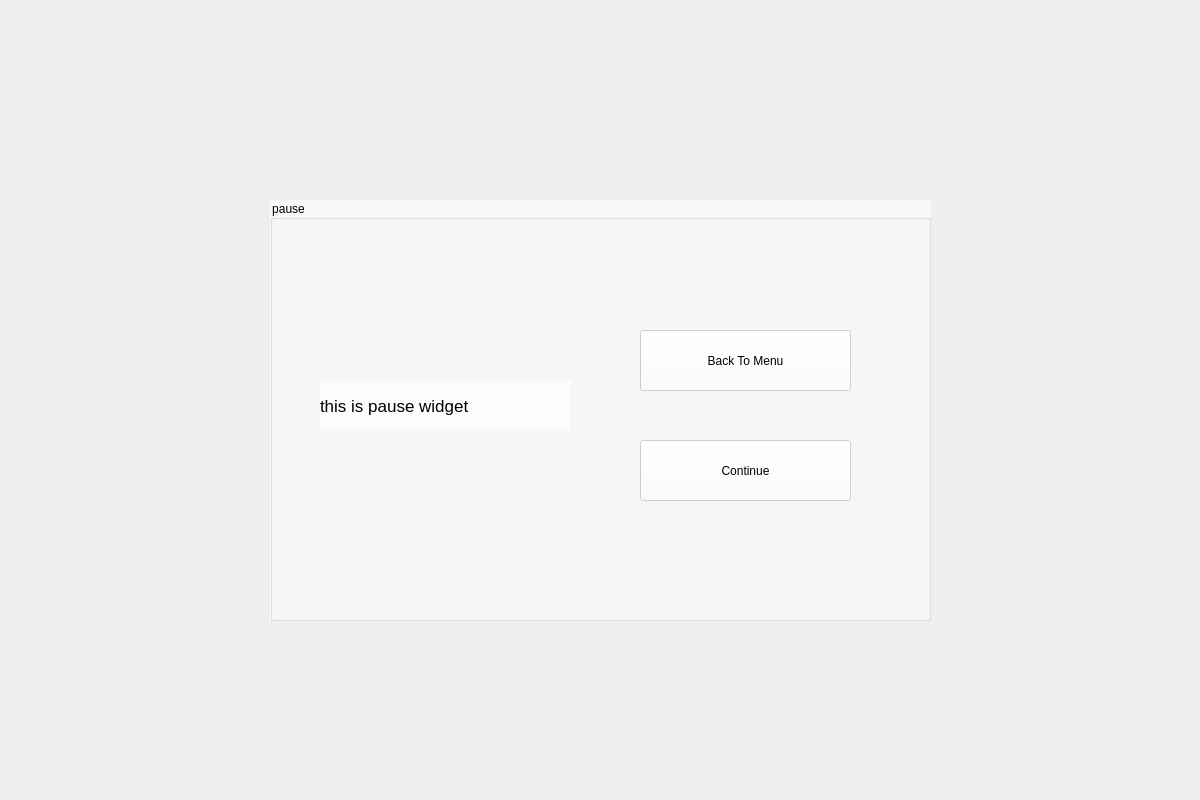
Qt form Tank_Trouble_IV/pausewidget.ui (raitocc/run) before a commit.
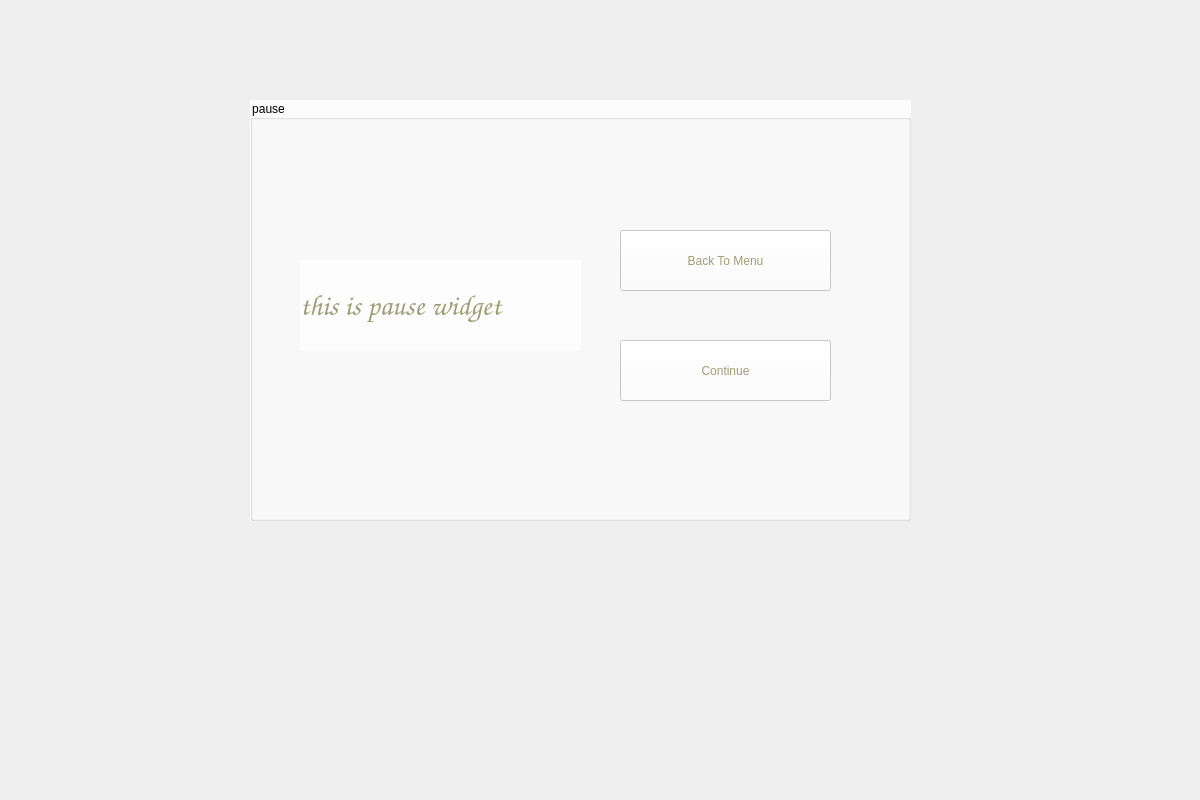
The same form after that commit.

```diff
--- a/Tank_Trouble_IV/pausewidget.ui
+++ b/Tank_Trouble_IV/pausewidget.ui
@@ -19,14 +19,14 @@
   <widget class="QGroupBox" name="groupBox">
    <property name="geometry">
     <rect>
-     <x>270</x>
-     <y>200</y>
+     <x>250</x>
+     <y>100</y>
      <width>661</width>
      <height>421</height>
     </rect>
    </property>
    <property name="styleSheet">
-    <string notr="true">background-color: rgba(255, 255, 255, 160);</string>
+    <string notr="true">background-color: rgba(255, 255, 255, 190);</string>
    </property>
    <property name="title">
     <string>pause</string>
@@ -35,16 +35,23 @@
     <property name="geometry">
      <rect>
       <x>50</x>
-      <y>180</y>
-      <width>251</width>
-      <height>51</height>
+      <y>160</y>
+      <width>281</width>
+      <height>91</height>
      </rect>
     </property>
     <property name="font">
      <font>
-      <pointsize>13</pointsize>
+      <family>Comic Sans MS</family>
+      <pointsize>22</pointsize>
+      <italic>false</italic>
+      <bold>false</bold>
      </font>
     </property>
+    <property name="styleSheet">
+     <string notr="true">font: 22pt &quot;Comic Sans MS&quot;;
+color: rgb(158, 158, 118);</string>
+    </property>
     <property name="text">
      <string>this is pause widget</string>
     </property>
@@ -58,6 +65,10 @@
       <height>61</height>
      </rect>
     </property>
+    <property name="styleSheet">
+     <string notr="true">font: 18pt &quot;Comic Sans MS&quot;;
+color: rgb(158, 158, 118);</string>
+    </property>
     <property name="text">
      <string>Back To Menu</string>
     </property>
@@ -71,6 +82,10 @@
       <height>61</height>
      </rect>
     </property>
+    <property name="styleSheet">
+     <string notr="true">font: 18pt &quot;Comic Sans MS&quot;;
+color: rgb(158, 158, 118);</string>
+    </property>
     <property name="text">
      <string>Continue</string>
     </property>
```
